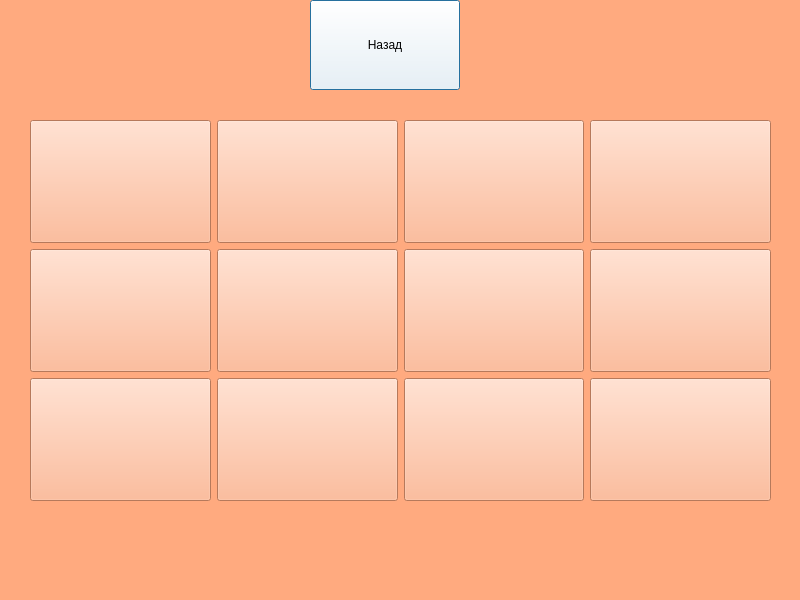
EnderAgentX/Coffee, file win2.ui: the form before one commit.
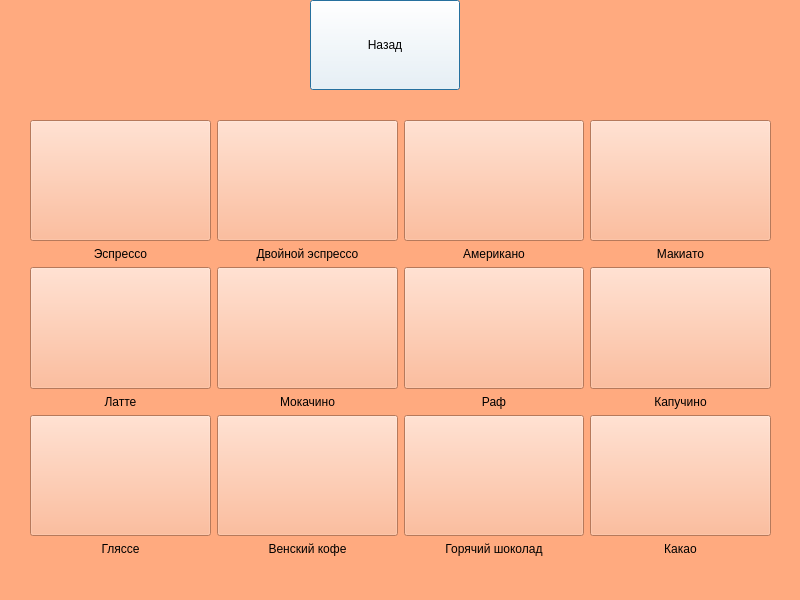
The form after the commit. Icons and pictures are not drawn.

The edit to the form file:
```diff
--- a/win2.ui
+++ b/win2.ui
@@ -33,82 +33,39 @@
     <string>Назад</string>
    </property>
   </widget>
-  <widget class="QWidget" name="">
+  <widget class="QWidget" name="layoutWidget">
    <property name="geometry">
     <rect>
      <x>30</x>
      <y>120</y>
      <width>741</width>
-     <height>381</height>
+     <height>436</height>
     </rect>
    </property>
    <layout class="QGridLayout" name="gridLayout_2">
     <item row="1" column="1">
-     <widget class="QPushButton" name="btn_coffee_6">
-      <property name="sizePolicy">
-       <sizepolicy hsizetype="Expanding" vsizetype="Expanding">
-        <horstretch>0</horstretch>
-        <verstretch>0</verstretch>
-       </sizepolicy>
+     <widget class="QLabel" name="label_2">
+      <property name="styleSheet">
+       <string notr="true">font: 75 12pt &quot;MS Shell Dlg 2&quot;;</string>
       </property>
       <property name="text">
-       <string/>
+       <string>Двойной эспрессо</string>
       </property>
-      <property name="icon">
-       <iconset resource="icons/res-rc.qrc">
-        <normaloff>:/icons/moccachino.png</normaloff>:/icons/moccachino.png</iconset>
+      <property name="alignment">
+       <set>Qt::AlignCenter</set>
       </property>
-      <property name="iconSize">
-       <size>
-        <width>100</width>
-        <height>100</height>
-       </size>
-      </property>
      </widget>
     </item>
-    <item row="1" column="2">
-     <widget class="QPushButton" name="btn_coffee_7">
-      <property name="sizePolicy">
-       <sizepolicy hsizetype="Expanding" vsizetype="Expanding">
-        <horstretch>0</horstretch>
-        <verstretch>0</verstretch>
-       </sizepolicy>
+    <item row="3" column="1">
+     <widget class="QLabel" name="label_6">
+      <property name="styleSheet">
+       <string notr="true">font: 75 12pt &quot;MS Shell Dlg 2&quot;;</string>
       </property>
       <property name="text">
-       <string/>
+       <string>Мокачино</string>
       </property>
-      <property name="icon">
-       <iconset resource="icons/res-rc.qrc">
-        <normaloff>:/icons/raf.png</normaloff>:/icons/raf.png</iconset>
-      </property>
-      <property name="iconSize">
-       <size>
-        <width>100</width>
-        <height>100</height>
-       </size>
-      </property>
-     </widget>
-    </item>
-    <item row="1" column="3">
-     <widget class="QPushButton" name="btn_coffee_8">
-      <property name="sizePolicy">
-       <sizepolicy hsizetype="Expanding" vsizetype="Expanding">
-        <horstretch>0</horstretch>
-        <verstretch>0</verstretch>
-       </sizepolicy>
-      </property>
-      <property name="text">
-       <string/>
-      </property>
-      <property name="icon">
-       <iconset resource="icons/res-rc.qrc">
-        <normaloff>:/icons/cappuccino.png</normaloff>:/icons/cappuccino.png</iconset>
-      </property>
-      <property name="iconSize">
-       <size>
-        <width>100</width>
-        <height>100</height>
-       </size>
+      <property name="alignment">
+       <set>Qt::AlignCenter</set>
       </property>
      </widget>
     </item>
@@ -135,7 +92,154 @@
       </property>
      </widget>
     </item>
+    <item row="2" column="3">
+     <widget class="QPushButton" name="btn_coffee_8">
+      <property name="sizePolicy">
+       <sizepolicy hsizetype="Expanding" vsizetype="Expanding">
+        <horstretch>0</horstretch>
+        <verstretch>0</verstretch>
+       </sizepolicy>
+      </property>
+      <property name="text">
+       <string/>
+      </property>
+      <property name="icon">
+       <iconset resource="icons/res-rc.qrc">
+        <normaloff>:/icons/cappuccino.png</normaloff>:/icons/cappuccino.png</iconset>
+      </property>
+      <property name="iconSize">
+       <size>
+        <width>100</width>
+        <height>100</height>
+       </size>
+      </property>
+     </widget>
+    </item>
+    <item row="2" column="2">
+     <widget class="QPushButton" name="btn_coffee_7">
+      <property name="sizePolicy">
+       <sizepolicy hsizetype="Expanding" vsizetype="Expanding">
+        <horstretch>0</horstretch>
+        <verstretch>0</verstretch>
+       </sizepolicy>
+      </property>
+      <property name="text">
+       <string/>
+      </property>
+      <property name="icon">
+       <iconset resource="icons/res-rc.qrc">
+        <normaloff>:/icons/raf.png</normaloff>:/icons/raf.png</iconset>
+      </property>
+      <property name="iconSize">
+       <size>
+        <width>100</width>
+        <height>100</height>
+       </size>
+      </property>
+     </widget>
+    </item>
+    <item row="2" column="1">
+     <widget class="QPushButton" name="btn_coffee_6">
+      <property name="sizePolicy">
+       <sizepolicy hsizetype="Expanding" vsizetype="Expanding">
+        <horstretch>0</horstretch>
+        <verstretch>0</verstretch>
+       </sizepolicy>
+      </property>
+      <property name="text">
+       <string/>
+      </property>
+      <property name="icon">
+       <iconset resource="icons/res-rc.qrc">
+        <normaloff>:/icons/moccachino.png</normaloff>:/icons/moccachino.png</iconset>
+      </property>
+      <property name="iconSize">
+       <size>
+        <width>100</width>
+        <height>100</height>
+       </size>
+      </property>
+     </widget>
+    </item>
+    <item row="3" column="2">
+     <widget class="QLabel" name="label_7">
+      <property name="styleSheet">
+       <string notr="true">font: 75 12pt &quot;MS Shell Dlg 2&quot;;</string>
+      </property>
+      <property name="text">
+       <string>Раф</string>
+      </property>
+      <property name="alignment">
+       <set>Qt::AlignCenter</set>
+      </property>
+     </widget>
+    </item>
+    <item row="1" column="3">
+     <widget class="QLabel" name="label_4">
+      <property name="styleSheet">
+       <string notr="true">font: 75 12pt &quot;MS Shell Dlg 2&quot;;</string>
+      </property>
+      <property name="text">
+       <string>Макиато</string>
+      </property>
+      <property name="alignment">
+       <set>Qt::AlignCenter</set>
+      </property>
+     </widget>
+    </item>
+    <item row="1" column="2">
+     <widget class="QLabel" name="label_3">
+      <property name="styleSheet">
+       <string notr="true">font: 75 12pt &quot;MS Shell Dlg 2&quot;;</string>
+      </property>
+      <property name="text">
+       <string>Американо</string>
+      </property>
+      <property name="alignment">
+       <set>Qt::AlignCenter</set>
+      </property>
+     </widget>
+    </item>
+    <item row="3" column="0">
+     <widget class="QLabel" name="label_5">
+      <property name="styleSheet">
+       <string notr="true">font: 75 12pt &quot;MS Shell Dlg 2&quot;;</string>
+      </property>
+      <property name="text">
+       <string>Латте</string>
+      </property>
+      <property name="alignment">
+       <set>Qt::AlignCenter</set>
+      </property>
+     </widget>
+    </item>
+    <item row="3" column="3">
+     <widget class="QLabel" name="label_8">
+      <property name="styleSheet">
+       <string notr="true">font: 75 12pt &quot;MS Shell Dlg 2&quot;;</string>
+      </property>
+      <property name="text">
+       <string>Капучино</string>
+      </property>
+      <property name="alignment">
+       <set>Qt::AlignCenter</set>
+      </property>
+     </widget>
+    </item>
     <item row="1" column="0">
+     <widget class="QLabel" name="label">
+      <property name="styleSheet">
+       <string notr="true">font: 75 12pt &quot;MS Shell Dlg 2&quot;;</string>
+      </property>
+      <property name="text">
+       <string>Эспрессо</string>
+      </property>
+      <property name="alignment">
+       <set>Qt::AlignCenter</set>
+      </property>
+     </widget>
+    </item>
+    <item row="2" column="0">
      <widget class="QPushButton" name="btn_coffee_5">
       <property name="sizePolicy">
        <sizepolicy hsizetype="Expanding" vsizetype="Expanding">
@@ -158,52 +262,6 @@
       </property>
      </widget>
     </item>
-    <item row="0" column="0">
-     <widget class="QPushButton" name="btn_coffee_1">
-      <property name="sizePolicy">
-       <sizepolicy hsizetype="Expanding" vsizetype="Expanding">
-        <horstretch>0</horstretch>
-        <verstretch>0</verstretch>
-       </sizepolicy>
-      </property>
-      <property name="text">
-       <string/>
-      </property>
-      <property name="icon">
-       <iconset resource="icons/res-rc.qrc">
-        <normaloff>:/icons/espresso.png</normaloff>:/icons/espresso.png</iconset>
-      </property>
-      <property name="iconSize">
-       <size>
-        <width>100</width>
-        <height>100</height>
-       </size>
-      </property>
-     </widget>
-    </item>
-    <item row="0" column="1">
-     <widget class="QPushButton" name="btn_coffee_2">
-      <property name="sizePolicy">
-       <sizepolicy hsizetype="Expanding" vsizetype="Expanding">
-        <horstretch>0</horstretch>
-        <verstretch>0</verstretch>
-       </sizepolicy>
-      </property>
-      <property name="text">
-       <string/>
-      </property>
-      <property name="icon">
-       <iconset resource="icons/res-rc.qrc">
-        <normaloff>:/icons/espresso.png</normaloff>:/icons/espresso.png</iconset>
-      </property>
-      <property name="iconSize">
-       <size>
-        <width>100</width>
-        <height>100</height>
-       </size>
-      </property>
-     </widget>
-    </item>
     <item row="0" column="2">
      <widget class="QPushButton" name="btn_coffee_3">
       <property name="sizePolicy">
@@ -227,7 +285,7 @@
       </property>
      </widget>
     </item>
-    <item row="2" column="0">
+    <item row="4" column="0">
      <widget class="QPushButton" name="btn_coffee_9">
       <property name="sizePolicy">
        <sizepolicy hsizetype="Expanding" vsizetype="Expanding">
@@ -250,7 +308,7 @@
       </property>
      </widget>
     </item>
-    <item row="2" column="1">
+    <item row="4" column="1">
      <widget class="QPushButton" name="btn_coffee_10">
       <property name="sizePolicy">
        <sizepolicy hsizetype="Expanding" vsizetype="Expanding">
@@ -273,8 +331,8 @@
       </property>
      </widget>
     </item>
-    <item row="2" column="2">
-     <widget class="QPushButton" name="btn_coffee_11">
+    <item row="0" column="1">
+     <widget class="QPushButton" name="btn_coffee_2">
       <property name="sizePolicy">
        <sizepolicy hsizetype="Expanding" vsizetype="Expanding">
         <horstretch>0</horstretch>
@@ -286,7 +344,7 @@
       </property>
       <property name="icon">
        <iconset resource="icons/res-rc.qrc">
-        <normaloff>:/icons/hot_chocolate.png</normaloff>:/icons/hot_chocolate.png</iconset>
+        <normaloff>:/icons/espresso.png</normaloff>:/icons/espresso.png</iconset>
       </property>
       <property name="iconSize">
        <size>
@@ -296,7 +354,7 @@
       </property>
      </widget>
     </item>
-    <item row="2" column="3">
+    <item row="4" column="3">
      <widget class="QPushButton" name="btn_coffee_12">
       <property name="sizePolicy">
        <sizepolicy hsizetype="Expanding" vsizetype="Expanding">
@@ -319,6 +377,104 @@
       </property>
      </widget>
     </item>
+    <item row="4" column="2">
+     <widget class="QPushButton" name="btn_coffee_11">
+      <property name="sizePolicy">
+       <sizepolicy hsizetype="Expanding" vsizetype="Expanding">
+        <horstretch>0</horstretch>
+        <verstretch>0</verstretch>
+       </sizepolicy>
+      </property>
+      <property name="text">
+       <string/>
+      </property>
+      <property name="icon">
+       <iconset resource="icons/res-rc.qrc">
+        <normaloff>:/icons/hot_chocolate.png</normaloff>:/icons/hot_chocolate.png</iconset>
+      </property>
+      <property name="iconSize">
+       <size>
+        <width>100</width>
+        <height>100</height>
+       </size>
+      </property>
+     </widget>
+    </item>
+    <item row="0" column="0">
+     <widget class="QPushButton" name="btn_coffee_1">
+      <property name="sizePolicy">
+       <sizepolicy hsizetype="Expanding" vsizetype="Expanding">
+        <horstretch>0</horstretch>
+        <verstretch>0</verstretch>
+       </sizepolicy>
+      </property>
+      <property name="text">
+       <string/>
+      </property>
+      <property name="icon">
+       <iconset resource="icons/res-rc.qrc">
+        <normaloff>:/icons/espresso.png</normaloff>:/icons/espresso.png</iconset>
+      </property>
+      <property name="iconSize">
+       <size>
+        <width>100</width>
+        <height>100</height>
+       </size>
+      </property>
+     </widget>
+    </item>
+    <item row="5" column="0">
+     <widget class="QLabel" name="label_9">
+      <property name="styleSheet">
+       <string notr="true">font: 75 12pt &quot;MS Shell Dlg 2&quot;;</string>
+      </property>
+      <property name="text">
+       <string>Гляссе</string>
+      </property>
+      <property name="alignment">
+       <set>Qt::AlignCenter</set>
+      </property>
+     </widget>
+    </item>
+    <item row="5" column="1">
+     <widget class="QLabel" name="label_10">
+      <property name="styleSheet">
+       <string notr="true">font: 75 12pt &quot;MS Shell Dlg 2&quot;;</string>
+      </property>
+      <property name="text">
+       <string>Венский кофе</string>
+      </property>
+      <property name="alignment">
+       <set>Qt::AlignCenter</set>
+      </property>
+     </widget>
+    </item>
+    <item row="5" column="2">
+     <widget class="QLabel" name="label_11">
+      <property name="styleSheet">
+       <string notr="true">font: 75 12pt &quot;MS Shell Dlg 2&quot;;</string>
+      </property>
+      <property name="text">
+       <string>Горячий шоколад</string>
+      </property>
+      <property name="alignment">
+       <set>Qt::AlignCenter</set>
+      </property>
+     </widget>
+    </item>
+    <item row="5" column="3">
+     <widget class="QLabel" name="label_12">
+      <property name="styleSheet">
+       <string notr="true">font: 75 12pt &quot;MS Shell Dlg 2&quot;;</string>
+      </property>
+      <property name="text">
+       <string>Какао</string>
+      </property>
+      <property name="alignment">
+       <set>Qt::AlignCenter</set>
+      </property>
+     </widget>
+    </item>
    </layout>
   </widget>
  </widget>
```
